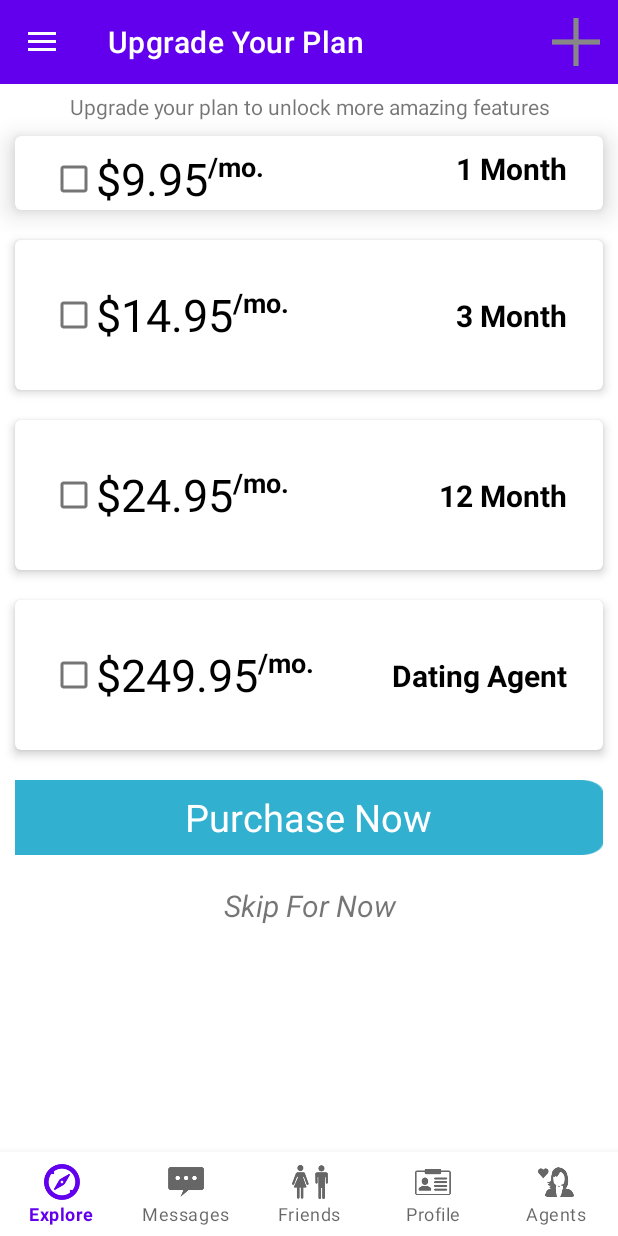
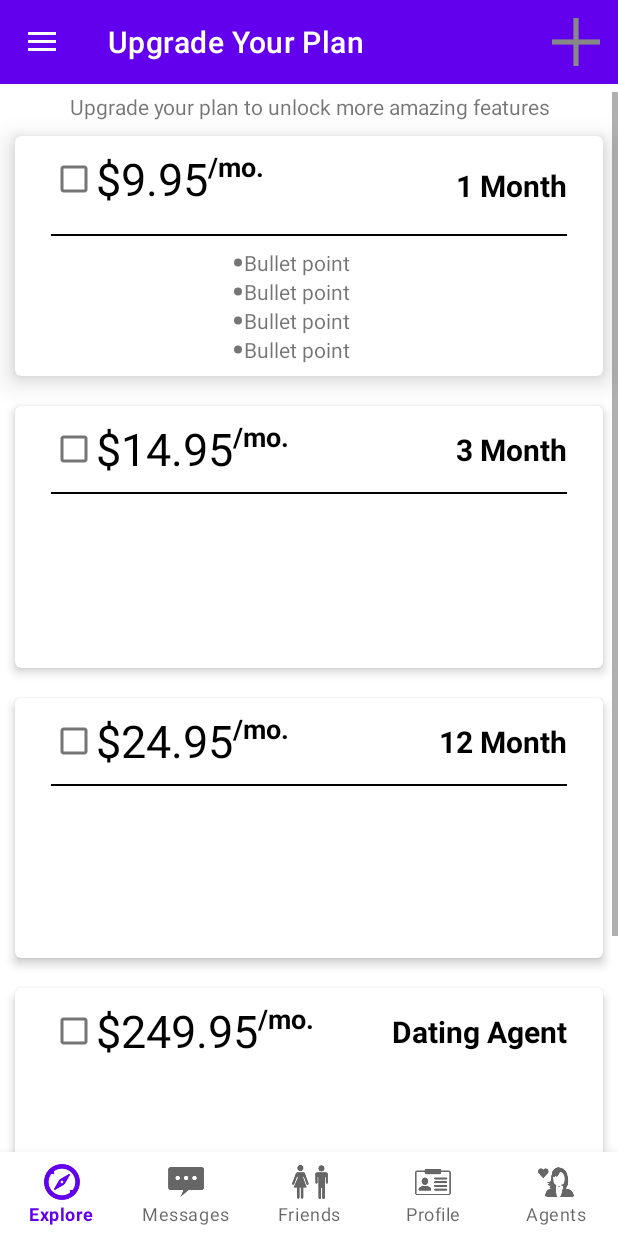
Before and after one commit to yvonneonu/WWAM, an Android app: the screen it shows after launch (DrawelayoutActivity), after a tap on "Membership", on a phone screen of 412 x 824 dp. Run offline under Robolectric (Android 15) with nearby library versions, the phone set to English and light mode, and no system bars; Roboto replaces fonts that are not available here; 1 other tap on this screen came first.

Commit message:
implementing cardtype

```diff
--- a/app/src/main/java/com/example/waam/BecomeAMemberFragment.java
+++ b/app/src/main/java/com/example/waam/BecomeAMemberFragment.java
@@ -42,7 +42,6 @@ public class BecomeAMemberFragment extends Fragment implements View.OnClickListe
     private static final String ARG_PARAM2 = "param2";
     private MaterialCardView linearLayoutOne, linearLayoutTwo, linearLayoutThree, linearLayoutFour;
     private LinearLayout linearLayoutFive, layoutPlan;
-    private TextView firstTxt, secondTxt, thirdTxt, fourthTxt;
     private CheckBox radioButtonone;
     private CheckBox radioButtontwo;
     private CheckBox radioButtonthree;
@@ -98,10 +97,10 @@ public class BecomeAMemberFragment extends Fragment implements View.OnClickListe
         layoutPlan = view.findViewById(R.id.layoutplan);
 
 
-        firstTxt = view.findViewById(R.id.textView28);
-        secondTxt = view.findViewById(R.id.textView29);
-        thirdTxt = view.findViewById(R.id.textView32);
-        fourthTxt = view.findViewById(R.id.textView33);
+        TextView firstTxt = view.findViewById(R.id.textView28);
+        TextView secondTxt = view.findViewById(R.id.textView29);
+        TextView thirdTxt = view.findViewById(R.id.textView32);
+        TextView fourthTxt = view.findViewById(R.id.textView33);
 
         radioButtonone = view.findViewById(R.id.radioButtonone);
         radioButtontwo = view.findViewById(R.id.radioButtontwo);
--- a/app/src/main/res/layout/fragment_become_a_member.xml
+++ b/app/src/main/res/layout/fragment_become_a_member.xml
@@ -78,13 +78,13 @@
                     android:id="@+id/textViewthree"
                     android:layout_width="wrap_content"
                     android:layout_height="wrap_content"
-                    android:layout_marginTop="8dp"
                     android:layout_marginEnd="24dp"
                     android:layout_weight="1"
                     android:text="1 Month"
                     android:textColor="#000000"
                     android:textSize="20sp"
                     android:textStyle="bold"
+                    app:layout_constraintBottom_toTopOf="@+id/view7"
                     app:layout_constraintEnd_toEndOf="parent"
                     app:layout_constraintTop_toTopOf="parent" />
 
@@ -96,7 +96,7 @@
                     android:layout_marginTop="16dp"
                     android:layout_marginEnd="24dp"
                     android:background="@android:color/black"
-                    android:visibility="gone"
+                    android:visibility="visible"
                     app:layout_constraintEnd_toEndOf="parent"
                     app:layout_constraintStart_toStartOf="parent"
                     app:layout_constraintTop_toBottomOf="@+id/textViewone" />
@@ -108,7 +108,7 @@
                     android:layout_marginTop="8dp"
                     android:layout_marginBottom="8dp"
                     android:orientation="vertical"
-                    android:visibility="gone"
+                    android:visibility="visible"
                     app:layout_constraintBottom_toBottomOf="parent"
                     app:layout_constraintEnd_toEndOf="parent"
                     app:layout_constraintStart_toStartOf="parent"
@@ -150,8 +150,7 @@
         <com.google.android.material.card.MaterialCardView
             android:id="@+id/laytwo"
             android:layout_width="match_parent"
-            android:layout_height="100dp"
-            android:background="@drawable/price_box_bg"
+            android:layout_height="wrap_content"
             android:orientation="horizontal"
             android:layout_margin="10dp"
             android:gravity="center"
@@ -169,7 +168,7 @@
                     android:layout_width="30dp"
                     android:layout_height="41dp"
                     android:layout_marginStart="24dp"
-                    app:layout_constraintBottom_toBottomOf="parent"
+                    android:layout_marginTop="8dp"
                     app:layout_constraintStart_toStartOf="parent"
                     app:layout_constraintTop_toTopOf="parent" />
 
@@ -206,9 +205,41 @@
                     android:textColor="#000000"
                     android:textSize="20sp"
                     android:textStyle="bold"
+                    app:layout_constraintBottom_toTopOf="@+id/view8"
+                    app:layout_constraintEnd_toEndOf="parent"
+                    app:layout_constraintTop_toTopOf="parent" />
+
+
+                <View
+                    android:id="@+id/view8"
+                    android:layout_width="0dp"
+                    android:layout_height="1dp"
+                    android:layout_marginStart="24dp"
+                    android:layout_marginTop="8dp"
+                    android:layout_marginEnd="24dp"
+                    android:background="@android:color/black"
+                    android:visibility="visible"
+                    app:layout_constraintEnd_toEndOf="parent"
+                    app:layout_constraintHorizontal_bias="0.0"
+                    app:layout_constraintStart_toStartOf="parent"
+                    app:layout_constraintTop_toBottomOf="@+id/textViewfour" />
+
+
+                <LinearLayout
+                    android:id="@+id/layoutplantwo"
+                    android:layout_width="100dp"
+                    android:layout_height="100dp"
+                    android:layout_marginTop="8dp"
+                    android:layout_marginBottom="8dp"
+                    android:orientation="vertical"
+                    android:visibility="visible"
                     app:layout_constraintBottom_toBottomOf="parent"
                     app:layout_constraintEnd_toEndOf="parent"
-                    app:layout_constraintTop_toTopOf="parent" />
+                    app:layout_constraintStart_toStartOf="parent"
+                    app:layout_constraintTop_toBottomOf="@+id/view8">
+
+
+                </LinearLayout>
 
 
             </androidx.constraintlayout.widget.ConstraintLayout>
@@ -216,19 +247,19 @@
         </com.google.android.material.card.MaterialCardView>
 
 
-
         <com.google.android.material.card.MaterialCardView
             android:id="@+id/laythree"
             android:layout_width="match_parent"
-            android:layout_height="100dp"
-            android:orientation="horizontal"
+            android:layout_height="wrap_content"
             android:layout_margin="10dp"
-            android:gravity="center"
+            android:layout_marginTop="10dp"
+            android:checkable="true"
             android:clickable="true"
             android:focusable="true"
-            android:checkable="true"
-            app:cardElevation="4dp"
-            android:layout_marginTop="10dp">
+            android:gravity="center"
+            android:orientation="horizontal"
+            app:cardElevation="4dp">
+
             <androidx.constraintlayout.widget.ConstraintLayout
                 android:layout_width="match_parent"
                 android:layout_height="match_parent">
@@ -238,7 +269,7 @@
                     android:layout_width="30dp"
                     android:layout_height="41dp"
                     android:layout_marginStart="24dp"
-                    app:layout_constraintBottom_toBottomOf="parent"
+                    android:layout_marginTop="8dp"
                     app:layout_constraintStart_toStartOf="parent"
                     app:layout_constraintTop_toTopOf="parent" />
 
@@ -275,10 +306,40 @@
                     android:textColor="#000000"
                     android:textSize="20sp"
                     android:textStyle="bold"
-                    app:layout_constraintBottom_toBottomOf="parent"
+                    app:layout_constraintBottom_toTopOf="@+id/view9"
                     app:layout_constraintEnd_toEndOf="parent"
                     app:layout_constraintTop_toTopOf="parent" />
 
+
+                <View
+                    android:id="@+id/view9"
+                    android:layout_width="0dp"
+                    android:layout_height="1dp"
+                    android:layout_marginStart="24dp"
+                    android:layout_marginTop="8dp"
+                    android:layout_marginEnd="24dp"
+                    android:background="@android:color/black"
+                    android:visibility="visible"
+                    app:layout_constraintEnd_toEndOf="parent"
+                    app:layout_constraintHorizontal_bias="0.0"
+                    app:layout_constraintStart_toStartOf="parent"
+                    app:layout_constraintTop_toBottomOf="@+id/textViewseven" />
+
+                <LinearLayout
+                    android:id="@+id/layoutplanthree"
+                    android:layout_width="100dp"
+                    android:layout_height="100dp"
+                    android:layout_marginTop="8dp"
+                    android:layout_marginBottom="8dp"
+                    android:orientation="vertical"
+                    android:visibility="visible"
+                    app:layout_constraintBottom_toBottomOf="parent"
+                    app:layout_constraintEnd_toEndOf="parent"
+                    app:layout_constraintStart_toStartOf="parent"
+                    app:layout_constraintTop_toTopOf="@+id/view9">
+
+
+                </LinearLayout>
 
             </androidx.constraintlayout.widget.ConstraintLayout>
 
@@ -288,16 +349,17 @@
         <com.google.android.material.card.MaterialCardView
             android:id="@+id/layfour"
             android:layout_width="match_parent"
-            android:layout_height="100dp"
+            android:layout_height="wrap_content"
             android:layout_margin="10dp"
-            android:orientation="horizontal"
+            android:layout_marginTop="10dp"
 
-            android:gravity="center"
+            android:checkable="true"
             android:clickable="true"
             android:focusable="true"
-            android:checkable="true"
-            app:cardElevation="4dp"
-            android:layout_marginTop="10dp">
+            android:gravity="center"
+            android:orientation="horizontal"
+            app:cardElevation="4dp">
+
             <androidx.constraintlayout.widget.ConstraintLayout
                 android:layout_width="match_parent"
                 android:layout_height="match_parent">
@@ -307,7 +369,7 @@
                     android:layout_width="30dp"
                     android:layout_height="41dp"
                     android:layout_marginStart="24dp"
-                    app:layout_constraintBottom_toBottomOf="parent"
+                    android:layout_marginTop="8dp"
                     app:layout_constraintStart_toStartOf="parent"
                     app:layout_constraintTop_toTopOf="parent" />
 
@@ -344,10 +406,34 @@
                     android:textColor="#000000"
                     android:textSize="20sp"
                     android:textStyle="bold"
-                    app:layout_constraintBottom_toBottomOf="parent"
+                    app:layout_constraintBottom_toTopOf="@+id/view11"
                     app:layout_constraintEnd_toEndOf="parent"
                     app:layout_constraintTop_toTopOf="parent" />
 
+                <View
+                    android:id="@+id/view11"
+                    android:layout_width="0dp"
+                    android:layout_height="1dp"
+                    android:layout_marginTop="8dp"
+                    app:layout_constraintEnd_toEndOf="@+id/textView20"
+                    app:layout_constraintStart_toStartOf="@+id/radioButton2"
+                    app:layout_constraintTop_toBottomOf="@+id/textView19" />
+
+                <LinearLayout
+                    android:id="@+id/layoutplanfour"
+                    android:layout_width="100dp"
+                    android:layout_height="100dp"
+                    android:layout_marginTop="8dp"
+                    android:layout_marginBottom="8dp"
+                    android:orientation="vertical"
+                    android:visibility="visible"
+                    app:layout_constraintBottom_toBottomOf="parent"
+                    app:layout_constraintEnd_toEndOf="@+id/textView20"
+                    app:layout_constraintStart_toStartOf="@+id/radioButton2"
+                    app:layout_constraintTop_toTopOf="@+id/view11">
+
+
+                </LinearLayout>
 
             </androidx.constraintlayout.widget.ConstraintLayout>
 
```
